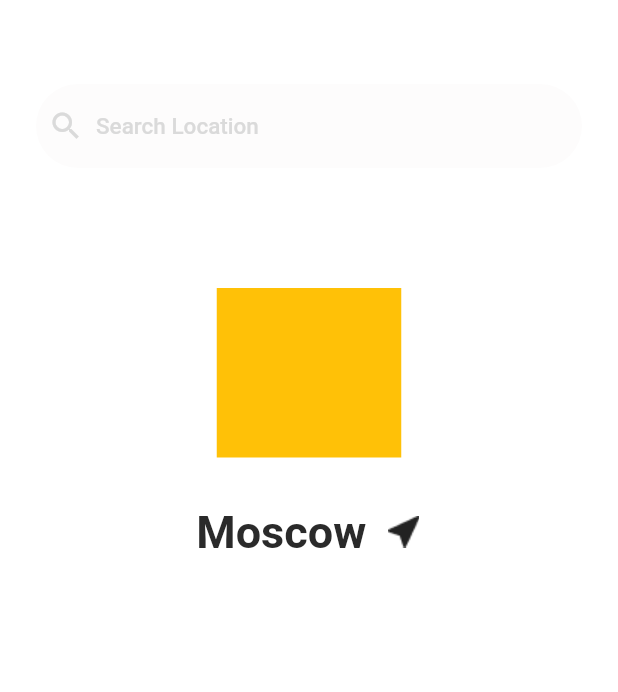
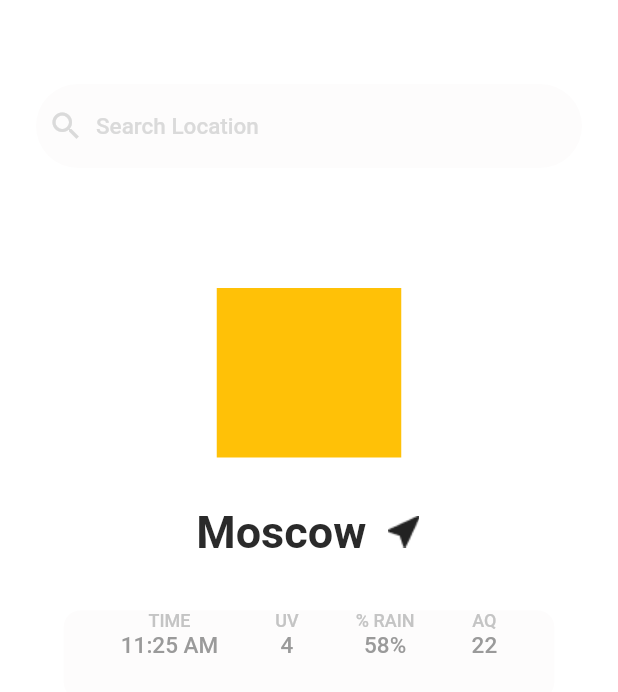
Before and after one commit to theivmatic/weather_api, a Flutter app: the screen it shows after launch, on a phone screen of 412 x 824 dp. Shown: the top 692 px of the screen. Run offline on Flutter 3.47's test engine with Material 2 defaults, Android fonts, the phone set to English and light mode, and no system bars; our stand-ins replace flutter_bloc.

Commit message:
made OtherData widget

```diff
--- a/lib/src/feature/presentation/pages/home_page.dart
+++ b/lib/src/feature/presentation/pages/home_page.dart
@@ -1,5 +1,6 @@
 import 'package:flutter/material.dart';
 import 'package:weather_api/src/feature/presentation/widgets/location_name.dart';
+import 'package:weather_api/src/feature/presentation/widgets/other_data.dart';
 import 'package:weather_api/src/feature/presentation/widgets/search_bar.dart';
 import 'package:weather_api/src/feature/presentation/widgets/weather_picture.dart';
 
@@ -28,6 +29,8 @@ class _HomePageState extends State<HomePage> {
             WeatherPictureWidget(),
             SizedBox(height: 32),
             LocationNameWidget(),
+            SizedBox(height: 35),
+            OtherDataWidget(),
           ],
         ),
       ),
--- /dev/null
+++ b/lib/src/feature/presentation/widgets/other_data.dart
@@ -0,0 +1,100 @@
+import 'package:flutter/material.dart';
+
+class OtherDataWidget extends StatelessWidget {
+  const OtherDataWidget({
+    super.key,
+  });
+
+  @override
+  Widget build(BuildContext context) {
+    return Container(
+      width: 327,
+      height: 59,
+      decoration: BoxDecoration(
+        color: const Color.fromARGB(255, 253, 252, 252),
+        borderRadius: BorderRadius.circular(11),
+      ),
+      child: const Row(
+        mainAxisAlignment: MainAxisAlignment.spaceEvenly,
+        children: [
+          Column(
+            children: [
+              Text(
+                'TIME',
+                style: TextStyle(
+                  color: Color.fromARGB(255, 196, 196, 196),
+                  fontSize: 12,
+                  fontWeight: FontWeight.w500,
+                ),
+              ),
+              Text(
+                '11:25 AM',
+                style: TextStyle(
+                    color: Color.fromARGB(255, 154, 154, 154),
+                    fontSize: 15,
+                    fontWeight: FontWeight.w500),
+              ),
+            ],
+          ),
+          Column(
+            children: [
+              Text(
+                'UV',
+                style: TextStyle(
+                  color: Color.fromARGB(255, 196, 196, 196),
+                  fontSize: 12,
+                  fontWeight: FontWeight.w500,
+                ),
+              ),
+              Text(
+                '4',
+                style: TextStyle(
+                    color: Color.fromARGB(255, 154, 154, 154),
+                    fontSize: 15,
+                    fontWeight: FontWeight.w500),
+              ),
+            ],
+          ),
+          Column(
+            children: [
+              Text(
+                '% RAIN',
+                style: TextStyle(
+                  color: Color.fromARGB(255, 196, 196, 196),
+                  fontSize: 12,
+                  fontWeight: FontWeight.w500,
+                ),
+              ),
+              Text(
+                '58%',
+                style: TextStyle(
+                    color: Color.fromARGB(255, 154, 154, 154),
+                    fontSize: 15,
+                    fontWeight: FontWeight.w500),
+              ),
+            ],
+          ),
+          Column(
+            children: [
+              Text(
+                'AQ',
+                style: TextStyle(
+                  color: Color.fromARGB(255, 196, 196, 196),
+                  fontSize: 12,
+                  fontWeight: FontWeight.w500,
+                ),
+              ),
+              Text(
+                '22',
+                style: TextStyle(
+                    color: Color.fromARGB(255, 154, 154, 154),
+                    fontSize: 15,
+                    fontWeight: FontWeight.w500),
+              ),
+            ],
+          ),
+        ],
+      ),
+    );
+  }
+}
```
